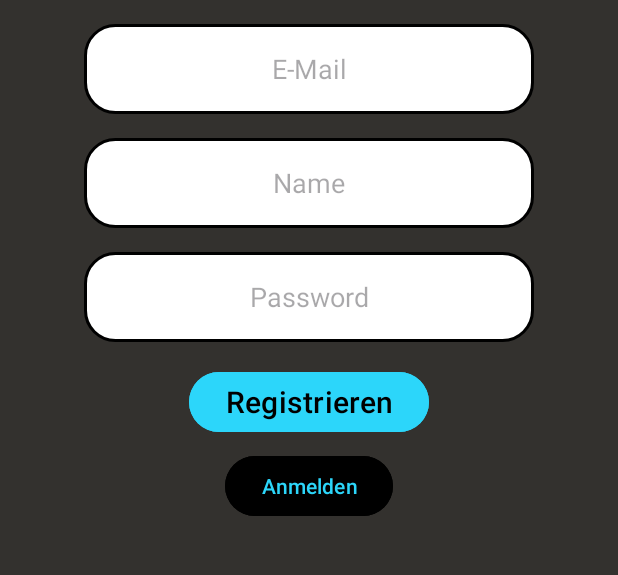
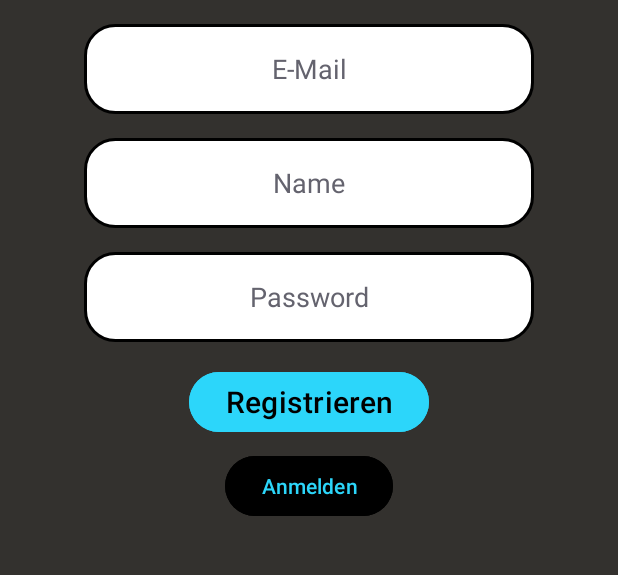
Before and after one commit to mthaler1/GymMem-itp, an Android app: the Registrieren screen opened directly, with no data from a screen before it, on a phone screen of 412 x 824 dp, the part 497-1072 px from its top. Run offline under Robolectric (Android 15) with nearby library versions, the phone set to English and light mode, and no system bars.

Commit message:
hintTextColor überall verändert für bessere Lesbarkeit

```diff
--- a/app/src/main/res/layout/activity_login.xml
+++ b/app/src/main/res/layout/activity_login.xml
@@ -45,6 +45,7 @@
         android:hint="Name"
         android:inputType="text"
         android:textColor="@color/black"
+        android:textColorHint="#64636E"
         app:layout_constraintEnd_toEndOf="parent"
         app:layout_constraintStart_toStartOf="parent"
         app:layout_constraintTop_toBottomOf="@+id/logo" />
@@ -60,6 +61,7 @@
         android:hint="Password"
         android:inputType="textPassword"
         android:textColor="@color/black"
+        android:textColorHint="#64636E"
         app:layout_constraintEnd_toEndOf="parent"
         app:layout_constraintStart_toStartOf="parent"
         app:layout_constraintTop_toBottomOf="@+id/inputName" />
--- a/app/src/main/res/layout/activity_registrieren.xml
+++ b/app/src/main/res/layout/activity_registrieren.xml
@@ -46,9 +46,11 @@
         android:inputType="textEmailAddress"
 
         android:textColor="@color/black"
+        android:textColorHint="#64636E"
         app:layout_constraintEnd_toEndOf="parent"
         app:layout_constraintStart_toStartOf="parent"
         app:layout_constraintTop_toBottomOf="@+id/logo" />
+
     <EditText
         android:id="@+id/inputName"
         android:layout_width="300dp"
@@ -60,6 +62,7 @@
         android:hint="Name"
         android:inputType="text"
         android:textColor="@color/black"
+        android:textColorHint="#64636E"
         app:layout_constraintEnd_toEndOf="parent"
         app:layout_constraintStart_toStartOf="parent"
         app:layout_constraintTop_toBottomOf="@+id/inputMail" />
@@ -76,6 +79,7 @@
         android:inputType="textPassword"
 
         android:textColor="@color/black"
+        android:textColorHint="#64636E"
         app:layout_constraintEnd_toEndOf="parent"
         app:layout_constraintStart_toStartOf="parent"
         app:layout_constraintTop_toBottomOf="@+id/inputName" />
--- a/app/src/main/res/layout/activity_satz_hinzufuegen.xml
+++ b/app/src/main/res/layout/activity_satz_hinzufuegen.xml
@@ -42,6 +42,7 @@
         android:hint="Wiederholungen"
         android:inputType="number"
         android:textColor="@color/black"
+        android:textColorHint="#64636E"
         app:layout_constraintBottom_toBottomOf="parent"
         app:layout_constraintEnd_toEndOf="parent"
         app:layout_constraintHorizontal_bias="0.495"
@@ -59,6 +60,7 @@
         android:hint="Gewicht in kg"
         android:inputType="number"
         android:textColor="@color/black"
+        android:textColorHint="#64636E"
         app:layout_constraintEnd_toEndOf="parent"
         app:layout_constraintHorizontal_bias="0.495"
         app:layout_constraintStart_toStartOf="parent"
--- a/app/src/main/res/layout/activity_tr_starten.xml
+++ b/app/src/main/res/layout/activity_tr_starten.xml
@@ -32,6 +32,7 @@
         android:hint="Trainingsname"
         android:inputType="text"
         android:textColor="@color/black"
+        android:textColorHint="#64636E"
         app:layout_constraintEnd_toEndOf="parent"
         app:layout_constraintHorizontal_bias="0.495"
         app:layout_constraintStart_toStartOf="parent"
--- a/app/src/main/res/layout/fragment_ue_erstellen.xml
+++ b/app/src/main/res/layout/fragment_ue_erstellen.xml
@@ -45,6 +45,7 @@
         android:hint="Name der Übung"
         android:inputType="text"
         android:textColor="#000000"
+        android:textColorHint="#64636E"
         app:layout_constraintBottom_toTopOf="@+id/muskelgruppen"
         app:layout_constraintEnd_toEndOf="parent"
         app:layout_constraintHorizontal_bias="0.495"
```
